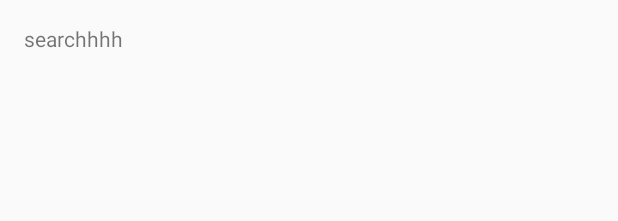
After one commit to frmad/XPence-kotlin, an Android app built with Jetpack Compose: the layout fragment_search.xml on its own in the app's theme, with its tools: preview values and no code run, on a phone screen of 412 x 824 dp. The commit adds this screen. Shown: the top 221 px of the screen. Run offline under Robolectric (Android 15) with nearby library versions, the phone set to English and light mode, and no system bars.

Commit message:
Added all fragments

```diff
--- a/app/build.gradle.kts
+++ b/app/build.gradle.kts
@@ -61,6 +61,8 @@ dependencies {
     implementation("androidx.compose.material3:material3")
     implementation("androidx.fragment:fragment-ktx:1.6.2")
     implementation("com.google.android.material:material:1.10.0")
+    implementation("androidx.navigation:navigation-fragment-ktx:2.7.5")
+    implementation("androidx.navigation:navigation-ui-ktx:2.7.5")
     testImplementation("junit:junit:4.13.2")
     androidTestImplementation("androidx.test.ext:junit:1.1.5")
     androidTestImplementation("androidx.test.espresso:espresso-core:3.5.1")
--- a/app/src/main/res/layout/activity_main.xml
+++ b/app/src/main/res/layout/activity_main.xml
@@ -4,7 +4,7 @@
     xmlns:tools="http://schemas.android.com/tools"
     android:layout_width="match_parent"
     android:layout_height="match_parent"
-    android:background="#ffffff"
+    android:background="#7819DE"
     tools:context=".MainActivity">
 
     <FrameLayout
--- /dev/null
+++ b/app/src/main/res/layout/fragment_search.xml
@@ -0,0 +1,14 @@
+<?xml version="1.0" encoding="utf-8"?>
+<androidx.core.widget.NestedScrollView
+    xmlns:android="http://schemas.android.com/apk/res/android"
+    xmlns:tools="http://schemas.android.com/tools"
+    android:layout_width="match_parent"
+    android:layout_height="match_parent"
+    tools:context=".SearchFragment">
+
+    <TextView
+        android:layout_width="wrap_content"
+        android:layout_height="wrap_content"
+        android:layout_margin="@dimen/text_margin"
+        android:text="searchhhh" />
+</androidx.core.widget.NestedScrollView>
```
Also changed, not shown: app/src/main/java/com/example/valuevroom/CalendarFragment.kt (added, +18 -0 lines), app/src/main/java/com/example/valuevroom/MainActivity.kt (+23 -27 lines), app/src/main/java/com/example/valuevroom/SearchFragment.kt (added, +18 -0 lines), app/src/main/res/layout/fragment_calendar.xml (added, +13 -0 lines).
